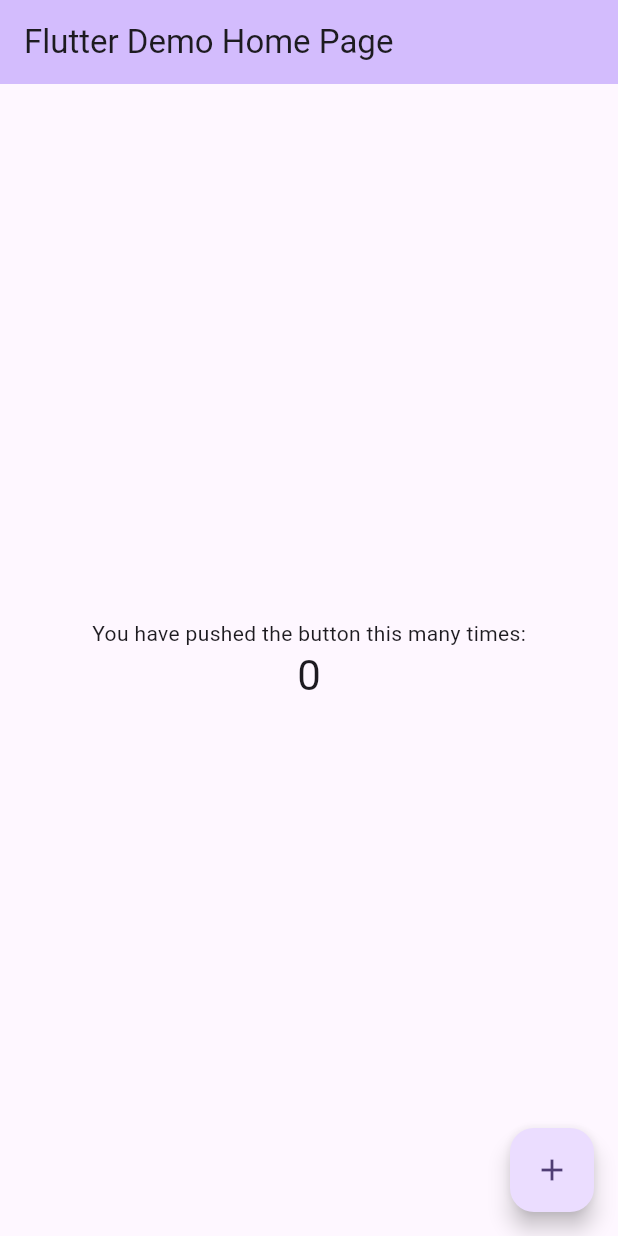
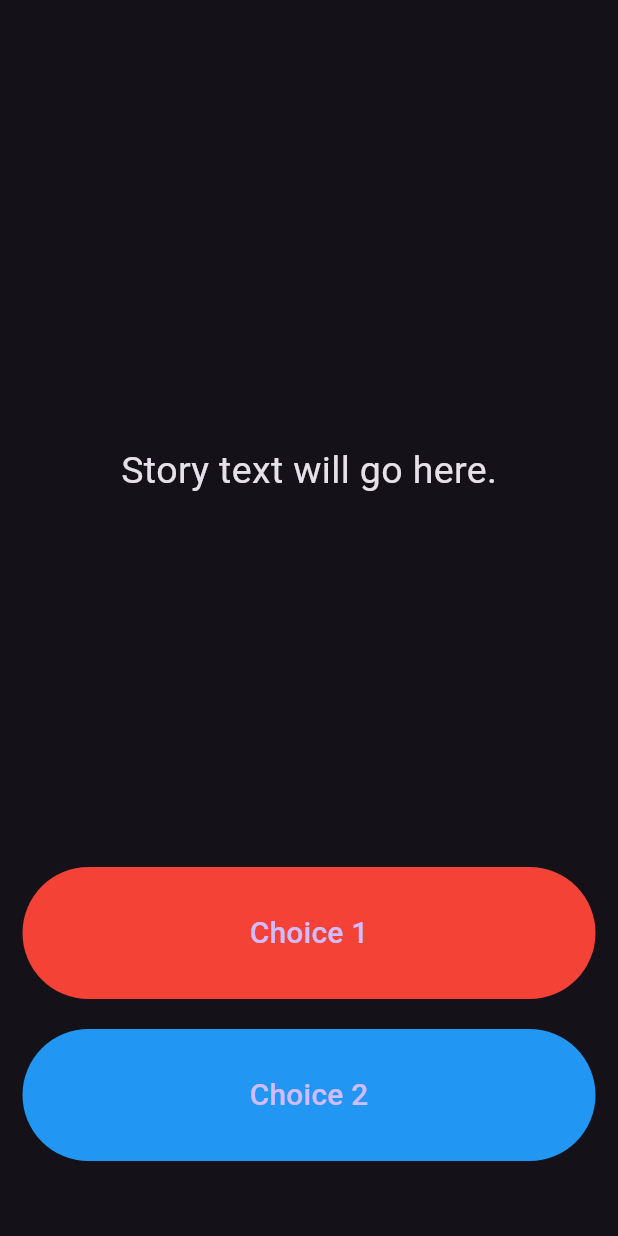
Before and after one commit to aezakmi7/flutter-destiny-game, a Flutter app: the screen it shows after launch, on a phone screen of 412 x 824 dp. Run offline on Flutter 3.47's test engine with Material 3 defaults, Android fonts, the light colour scheme and no system bars.

Commit message:
starting project

```diff
--- /dev/null
+++ b/lib/data/story.dart
@@ -0,0 +1,5 @@
+//TODO: Step 2 - Create a new class called Story.
+
+//TODO: Step 3 - Create 3 properties for this class, A. storyTitle to store the story text. B. choice1 to store the text for choice 1, C. choice2 to store the text for choice 2.
+
+//TODO: Step 4 - Create a Constructor for this class to be able to initialise the properties created in step 3.
--- a/lib/main.dart
+++ b/lib/main.dart
@@ -1,125 +1,107 @@
 import 'package:flutter/material.dart';
 
-void main() {
-  runApp(const MyApp());
-}
+//TODO: Step 15 - Run the app and see if you can see the screen update with the first story. Delete this TODO if it looks as you expected.
 
-class MyApp extends StatelessWidget {
-  const MyApp({super.key});
+void main() => runApp(const Destini());
 
-  // This widget is the root of your application.
+class Destini extends StatelessWidget {
+  const Destini({super.key});
+
   @override
   Widget build(BuildContext context) {
     return MaterialApp(
-      title: 'Flutter Demo',
-      theme: ThemeData(
-        // This is the theme of your application.
-        //
-        // TRY THIS: Try running your application with "flutter run". You'll see
-        // the application has a purple toolbar. Then, without quitting the app,
-        // try changing the seedColor in the colorScheme below to Colors.green
-        // and then invoke "hot reload" (save your changes or press the "hot
-        // reload" button in a Flutter-supported IDE, or press "r" if you used
-        // the command line to start the app).
-        //
-        // Notice that the counter didn't reset back to zero; the application
-        // state is not lost during the reload. To reset the state, use hot
-        // restart instead.
-        //
-        // This works for code too, not just values: Most code changes can be
-        // tested with just a hot reload.
-        colorScheme: ColorScheme.fromSeed(seedColor: Colors.deepPurple),
-        useMaterial3: true,
-      ),
-      home: const MyHomePage(title: 'Flutter Demo Home Page'),
+      theme: ThemeData.dark(),
+      home: const StoryPage(),
     );
   }
 }
 
-class MyHomePage extends StatefulWidget {
-  const MyHomePage({super.key, required this.title});
+//TODO: Step 9 - Create a new storyBrain object from the StoryBrain class.
 
-  // This widget is the home page of your application. It is stateful, meaning
-  // that it has a State object (defined below) that contains fields that affect
-  // how it looks.
-
-  // This class is the configuration for the state. It holds the values (in this
-  // case the title) provided by the parent (in this case the App widget) and
-  // used by the build method of the State. Fields in a Widget subclass are
-  // always marked "final".
-
-  final String title;
+class StoryPage extends StatefulWidget {
+  const StoryPage({super.key});
 
   @override
-  State<MyHomePage> createState() => _MyHomePageState();
+  // ignore: library_private_types_in_public_api
+  _StoryPageState createState() => _StoryPageState();
 }
 
-class _MyHomePageState extends State<MyHomePage> {
-  int _counter = 0;
-
-  void _incrementCounter() {
-    setState(() {
-      // This call to setState tells the Flutter framework that something has
-      // changed in this State, which causes it to rerun the build method below
-      // so that the display can reflect the updated values. If we changed
-      // _counter without calling setState(), then the build method would not be
-      // called again, and so nothing would appear to happen.
-      _counter++;
-    });
-  }
-
+class _StoryPageState extends State<StoryPage> {
   @override
   Widget build(BuildContext context) {
-    // This method is rerun every time setState is called, for instance as done
-    // by the _incrementCounter method above.
-    //
-    // The Flutter framework has been optimized to make rerunning build methods
-    // fast, so that you can just rebuild anything that needs updating rather
-    // than having to individually change instances of widgets.
     return Scaffold(
-      appBar: AppBar(
-        // TRY THIS: Try changing the color here to a specific color (to
-        // Colors.amber, perhaps?) and trigger a hot reload to see the AppBar
-        // change color while the other colors stay the same.
-        backgroundColor: Theme.of(context).colorScheme.inversePrimary,
-        // Here we take the value from the MyHomePage object that was created by
-        // the App.build method, and use it to set our appbar title.
-        title: Text(widget.title),
-      ),
-      body: Center(
-        // Center is a layout widget. It takes a single child and positions it
-        // in the middle of the parent.
-        child: Column(
-          // Column is also a layout widget. It takes a list of children and
-          // arranges them vertically. By default, it sizes itself to fit its
-          // children horizontally, and tries to be as tall as its parent.
-          //
-          // Column has various properties to control how it sizes itself and
-          // how it positions its children. Here we use mainAxisAlignment to
-          // center the children vertically; the main axis here is the vertical
-          // axis because Columns are vertical (the cross axis would be
-          // horizontal).
-          //
-          // TRY THIS: Invoke "debug painting" (choose the "Toggle Debug Paint"
-          // action in the IDE, or press "p" in the console), to see the
-          // wireframe for each widget.
-          mainAxisAlignment: MainAxisAlignment.center,
-          children: <Widget>[
-            const Text(
-              'You have pushed the button this many times:',
-            ),
-            Text(
-              '$_counter',
-              style: Theme.of(context).textTheme.headlineMedium,
-            ),
-          ],
+      body: Container(
+        //TODO: Step 1 - Add background.png to this Container as a background image.
+        padding: const EdgeInsets.symmetric(vertical: 50.0, horizontal: 15.0),
+        constraints: const BoxConstraints.expand(),
+        child: SafeArea(
+          child: Column(
+            crossAxisAlignment: CrossAxisAlignment.stretch,
+            children: <Widget>[
+              const Expanded(
+                flex: 12,
+                child: Center(
+                  child: Text(
+                    //TODO: Step 10 - use the storyBrain to get the first story title and display it in this Text Widget.
+                    'Story text will go here.',
+                    style: TextStyle(
+                      fontSize: 25.0,
+                    ),
+                  ),
+                ),
+              ),
+              Expanded(
+                flex: 2,
+                child: TextButton(
+                  onPressed: () {
+                    //Choice 1 made by user.
+                    //TODO: Step 18 - Call the nextStory() method from storyBrain and pass the number 1 as the choice made by the user.
+                  },
+                  style: ButtonStyle(
+                    backgroundColor: WidgetStateProperty.all<Color>(Colors.red),
+                  ),
+                  child: const Text(
+                    //TODO: Step 13 - Use the storyBrain to get the text for choice 1.
+                    'Choice 1',
+                    style: TextStyle(
+                      fontSize: 20.0,
+                    ),
+                  ),
+                ),
+              ),
+              const SizedBox(
+                height: 20.0,
+              ),
+              Expanded(
+                flex: 2,
+                //TODO: Step 26 - Use a Flutter Visibility Widget to wrap this FlatButton.
+                //TODO: Step 28 - Set the "visible" property of the Visibility Widget to equal the output from the buttonShouldBeVisible() method in the storyBrain.
+                child: TextButton(
+                  onPressed: () {
+                    //Choice 2 made by user.
+                    //TODO: Step 19 - Call the nextStory() method from storyBrain and pass the number 2 as the choice made by the user.
+                  },
+                  style: ButtonStyle(
+                    backgroundColor:
+                        WidgetStateProperty.all<Color>(Colors.blue),
+                  ),
+                  child: const Text(
+                    //TODO: Step 14 - Use the storyBrain to get the text for choice 2.
+                    'Choice 2',
+                    style: TextStyle(
+                      fontSize: 20.0,
+                    ),
+                  ),
+                ),
+              ),
+            ],
+          ),
         ),
       ),
-      floatingActionButton: FloatingActionButton(
-        onPressed: _incrementCounter,
-        tooltip: 'Increment',
-        child: const Icon(Icons.add),
-      ), // This trailing comma makes auto-formatting nicer for build methods.
     );
   }
 }
+
+//TODO: Step 24 - Run the app and try to figure out what code you need to add to this file to make the story change when you press on the choice buttons.
+
+//TODO: Step 29 - Run the app and test it against the Story Outline to make sure you've completed all the steps. The code for the completed app can be found here: https://github.com/londonappbrewery/destini-challenge-completed/
--- a/pubspec.yaml
+++ b/pubspec.yaml
@@ -59,9 +59,9 @@ flutter:
   uses-material-design: true
 
   # To add assets to your application, add an assets section, like this:
-  # assets:
-  #   - images/a_dot_burr.jpeg
-  #   - images/a_dot_ham.jpeg
+  assets:
+    - lib/images/background.png
+
 
   # An image asset can refer to one or more resolution-specific "variants", see
   # https://flutter.dev/assets-and-images/#resolution-aware
```
Also changed, not shown: lib/data/story_brain.dart (added, +59 -0 lines), lib/images/background.png (added), 1 other file.
